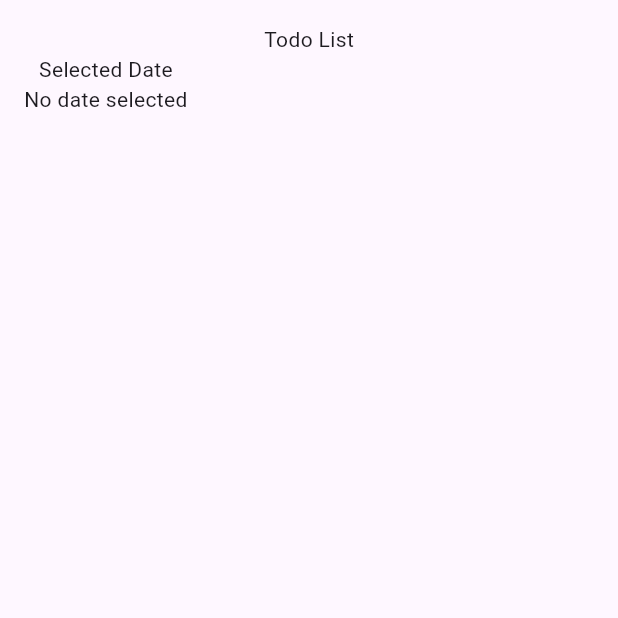
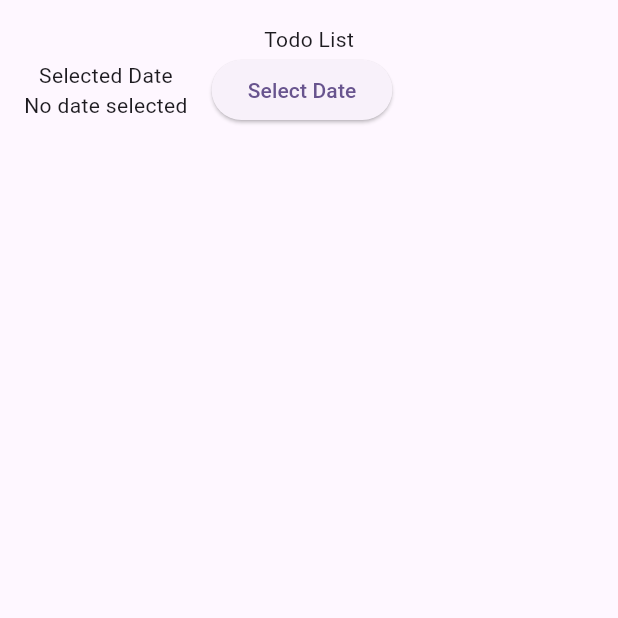
Before and after one commit to Aryaaa30/114_TodoBloc, a Flutter app: the screen it shows after launch, on a phone screen of 412 x 824 dp, the top half of it. Run offline on Flutter 3.47's test engine with Material 3 defaults, Android fonts, the phone set to English and light mode, and no system bars; our stand-ins replace bloc, flutter_bloc.

Commit message:
Menambahkan tombol untuk memilih tanggal menggunakan showDatePicker

```diff
--- a/lib/blocs/todo_bloc.dart
+++ b/lib/blocs/todo_bloc.dart
@@ -6,8 +6,8 @@ part 'todo_state.dart';
 
 class TodoBloc extends Bloc<TodoEvent, TodoState> {
   TodoBloc() : super(TodoInitial()) {
-    on<SelectDateEvent>((event, emit) {
-      emit(TodoLoaded(selectedDate: event.selectedDate));
+    on<TodoSelectDate>((event, emit) {
+      emit(TodoLoaded(selectedDate: event.date));
     });
   }
 }
--- a/lib/blocs/todo_event.dart
+++ b/lib/blocs/todo_event.dart
@@ -3,8 +3,8 @@ part of 'todo_bloc.dart';
 @immutable
 sealed class TodoEvent {}
 
-final class SelectDateEvent extends TodoEvent {
-  final DateTime selectedDate;
+final class TodoSelectDate extends TodoEvent {
+  final DateTime date;
 
-  SelectDateEvent({required this.selectedDate});
+  TodoSelectDate({required this.date});
 }
--- a/lib/ui/todo_page.dart
+++ b/lib/ui/todo_page.dart
@@ -37,6 +37,23 @@ class TodoPage extends StatelessWidget {
                       ),
                     ],
                   ),
+                  SizedBox(width: 16.0),
+                  ElevatedButton(
+                    onPressed: () async {
+                      final selectedDate = await showDatePicker(
+                        context: context,
+                        initialDate: DateTime.now(),
+                        firstDate: DateTime(2000),
+                        lastDate: DateTime(2100),
+                      );
+                      if (selectedDate != null) {
+                        context.read<TodoBloc>().add(
+                          TodoSelectDate(date: selectedDate),
+                        );
+                      }
+                    },
+                    child: Text('Select Date'),
+                  ),
                 ],
               ),
             ],
```
